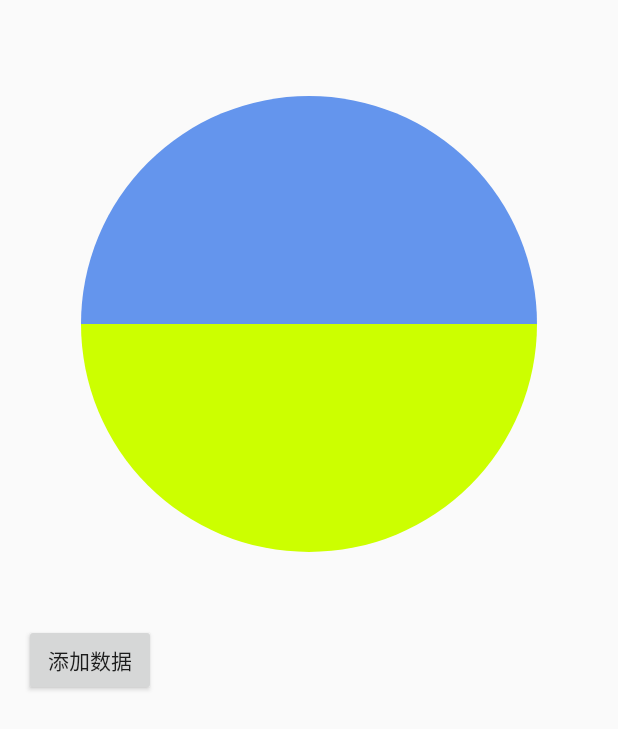
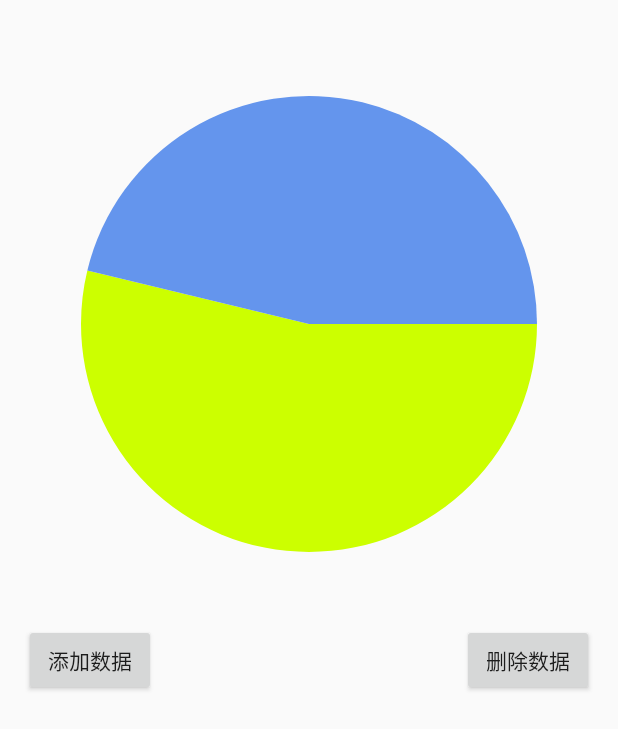
Before and after one commit to xiaweizi/PieChatView, an Android app: the screen it shows after launch (MainActivity), after a tap on "添加数据", on a phone screen of 412 x 824 dp. Shown: the top 729 px of the screen. Run offline under Robolectric (Android 15) with nearby library versions, the phone set to English and light mode, and no system bars.

Commit message:
可删除可添加数据

```diff
--- a/app/src/main/java/com/xiawei/customview/MainActivity.java
+++ b/app/src/main/java/com/xiawei/customview/MainActivity.java
@@ -18,33 +18,53 @@ public class MainActivity extends AppCompatActivity {
     protected void onCreate(Bundle savedInstanceState) {
         super.onCreate(savedInstanceState);
         setContentView(R.layout.activity_main);
-        Paint paint = new Paint();
         mPieChatView = (PieChatView) findViewById(R.id.pcv);
         mList = new ArrayList<>();
+
+        // 初始化数据
         PieBean bean = new PieBean("d", 100);
-//        PieBean bean1 = new PieBean("d", 200);
-//        PieBean bean2 = new PieBean("d", 300);
-//        PieBean bean3 = new PieBean("d", 100);
-//        PieBean bean4 = new PieBean("d", 400);
-//        PieBean bean5 = new PieBean("d", 500);
-//        PieBean bean6 = new PieBean("d", 100);
         mList.add(bean);
-//        mList.add(bean1);
-//        mList.add(bean2);
-//        mList.add(bean3);
-//        mList.add(bean4);
-//        mList.add(bean5);
-//        mList.add(bean6);
         mPieChatView.setDatas(mList);
 
+        // 添加数据
         findViewById(R.id.bt_add).setOnClickListener(new View.OnClickListener() {
             @Override
             public void onClick(View v) {
-                Random random = new Random();
-                PieBean bean = new PieBean("d", 100);
-                mList.add(bean);
-                mPieChatView.setDatas(mList);
+                addData();
+            }
+        });
+
+        // 删除数据
+        findViewById(R.id.bt_delete).setOnClickListener(new View.OnClickListener() {
+            @Override
+            public void onClick(View v) {
+                deleteData();
             }
         });
     }
+
+    /**
+     * 随机添加数据
+     */
+    private void addData() {
+        Random add = new Random();
+        // 随机添加 50-150 的数据
+        PieBean bean = new PieBean("d", add.nextInt(100) + 50);
+        mList.add(bean);
+        mPieChatView.setDatas(mList);
+    }
+
+    /**
+     * 随机删除数据
+     */
+    private void deleteData() {
+        Random delete = new Random();
+        int size = mList.size();
+        // 如果数据只剩一个，直接返回
+        if (size <= 1) {
+            return;
+        }
+        mList.remove(delete.nextInt(size - 1));
+        mPieChatView.setDatas(mList);
+    }
 }
--- a/app/src/main/java/com/xiawei/customview/PieChatView.java
+++ b/app/src/main/java/com/xiawei/customview/PieChatView.java
@@ -55,6 +55,7 @@ public class PieChatView extends View {
     @Override
     protected void onSizeChanged(int w, int h, int oldw, int oldh) {
         super.onSizeChanged(w, h, oldw, oldh);
+        // 获取到 view 的最终宽高
         this.mWidth = w;
         this.mHeight = h;
     }
--- a/app/src/main/res/layout/activity_main.xml
+++ b/app/src/main/res/layout/activity_main.xml
@@ -15,10 +15,19 @@
         android:id="@+id/pcv"
         android:layout_width="400dp"
         android:layout_height="400dp"/>
+
     <Button
-        android:text="添加数据"
         android:id="@+id/bt_add"
+        android:layout_width="wrap_content"
+        android:layout_height="wrap_content"
         android:layout_below="@id/pcv"
+        android:text="添加数据"/>
+
+    <Button
+        android:id="@+id/bt_delete"
         android:layout_width="wrap_content"
-        android:layout_height="wrap_content"/>
+        android:layout_height="wrap_content"
+        android:layout_alignParentRight="true"
+        android:layout_below="@id/pcv"
+        android:text="删除数据"/>
 </RelativeLayout>
```
